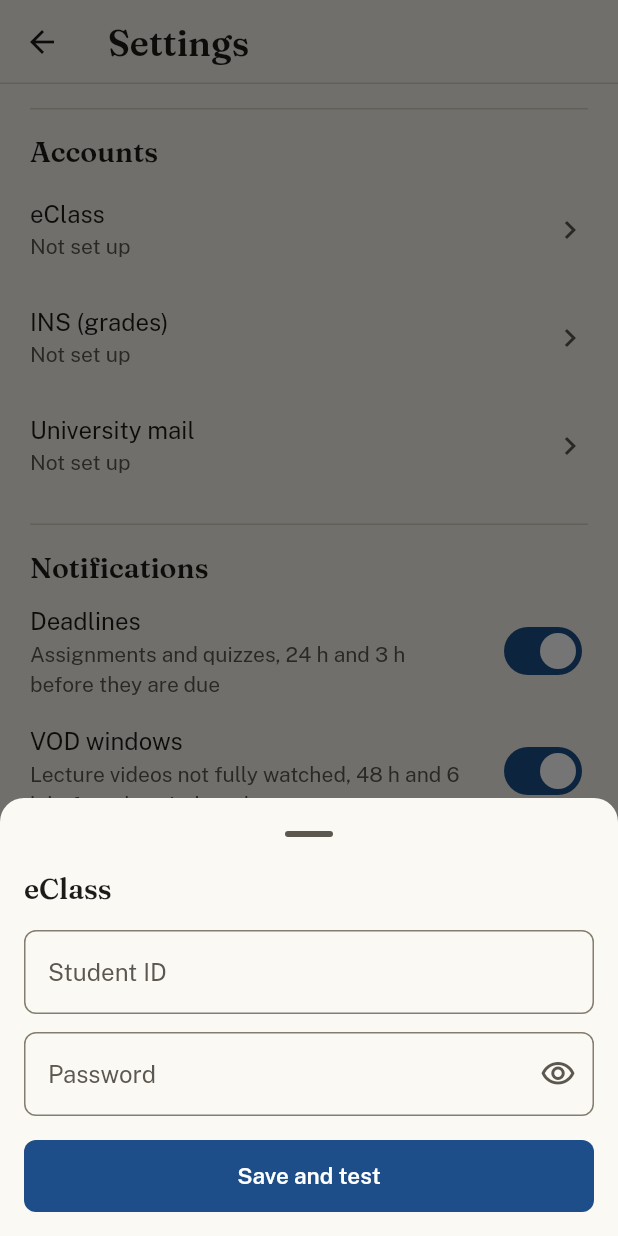
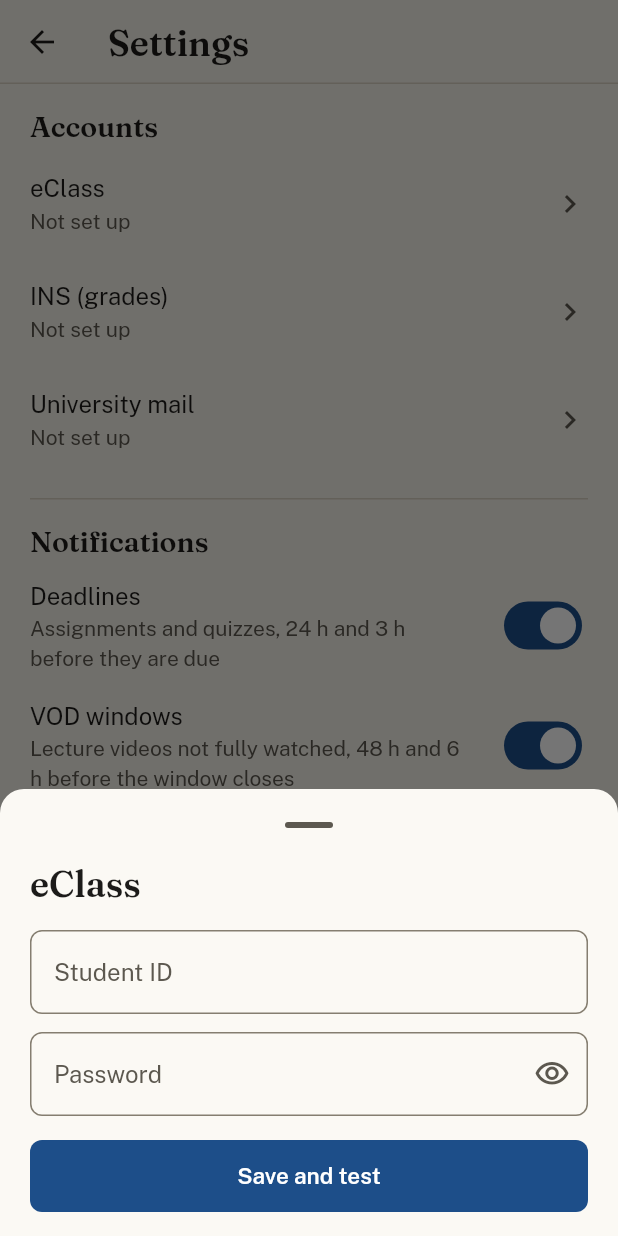
Before and after one commit to kamol1dn/inha_app, a Flutter app: the SettingsScreen screen opened directly, after a tap on "eClass", on a phone screen of 412 x 824 dp. Run offline on Flutter 3.47's test engine with Material 3 defaults, Android fonts, the phone set to English and light mode, and no system bars; our stand-ins replace cookie_jar, dio, dio_cookie_manager, flutter_local_notifications, flutter_secure_storage, shared_preferences and 1 more; missing offline and left inert: workmanager; accounts and stored records are empty; network calls fail; statements that could not run were skipped.

Commit message:
Mail, Grades and Settings on paper; titles fade in on scroll
Mail is a ruled list where weight alone marks unread; a message leads with
its subject in Fraunces. Grades put the GPA first as a plain line and the
letter in Fraunces on the right of each ruled row. Settings are ruled
sections with Fraunces headers, and gain Appearance (System, Light or
Dark) and the open-source licences, fonts included. Mail, Grades and
Absence limits get skeletons, empty and signed-out notes.

Course detail and a mail message put their name in the body as a heading.
At the student's suggestion, once that heading scrolls under the app bar
the same name fades into it (200 ms, none with animations off), so the
bar never sits empty.

```diff
--- a/lib/features/absence_widgets.dart
+++ b/lib/features/absence_widgets.dart
@@ -207,7 +207,6 @@
           inputFormatters: [FilteringTextInputFormatter.digitsOnly, LengthLimitingTextInputFormatter(2)],
           style: t.textTheme.bodyLarge?.tnum,
           decoration: const InputDecoration(
-            border: OutlineInputBorder(),
             helperText: 'From the syllabus. Leave empty if it has none.',
             helperMaxLines: 2,
           ),
--- a/lib/features/settings_screen.dart
+++ b/lib/features/settings_screen.dart
@@ -77,7 +77,7 @@
     return Scaffold(
       appBar: AppBar(title: const Text('Settings')),
       body: ListView(children: [
-        const SectionHeader('Accounts'),
+        const SectionHeader('Accounts', first: true),
         for (final s in Service.values.where((s) => s.needsLogin))
           ListTile(
             minTileHeight: 72,
@@ -130,15 +130,56 @@
           subtitle: Text(data.prefs.excludedSubjects.isEmpty ? 'None' : data.prefs.excludedSubjects.join(', ')),
           onTap: _editHidden,
         ),
-        const Padding(
-          padding: EdgeInsets.all(16),
+        const SectionHeader('Appearance'),
+        ListTile(
+          title: const Text('Theme'),
+          subtitle: Text(_themeNames[data.prefs.themeMode]!),
+          onTap: _editTheme,
+        ),
+        const SectionHeader('About'),
+        ListTile(
+          title: const Text('Open-source licences'),
+          subtitle: const Text('Including the Fraunces and Public Sans fonts'),
+          trailing: const Icon(Icons.chevron_right),
+          onTap: () => showLicensePage(context: context, applicationName: 'IUT'),
+        ),
+        Padding(
+          padding: const EdgeInsets.fromLTRB(gutter, 8, gutter, 24),
           child: Text(
-            'Passwords are kept in Android\'s encrypted storage on this phone and are '
-            'only sent to the service they belong to.',
+            "Passwords are kept in Android's encrypted storage on this phone and are "
+            'only sent to the service they belong to. The app talks to no one else.',
+            style: Theme.of(context).textTheme.bodyMedium?.copyWith(color: Theme.of(context).colorScheme.onSurfaceVariant),
           ),
         ),
       ]),
     );
+  }
+
+  static const _themeNames = {ThemeMode.system: 'System', ThemeMode.light: 'Light', ThemeMode.dark: 'Dark'};
+
+  Future<void> _editTheme() async {
+    final data = context.read<AppData>();
+    final picked = await showDialog<ThemeMode>(
+      context: context,
+      builder: (ctx) => AlertDialog(
+        title: const Text('Theme'),
+        contentPadding: const EdgeInsets.only(top: 16, bottom: 8),
+        content: RadioGroup<ThemeMode>(
+          groupValue: data.prefs.themeMode,
+          onChanged: (m) => Navigator.pop(ctx, m),
+          child: Column(mainAxisSize: MainAxisSize.min, children: [
+            for (final e in _themeNames.entries)
+              RadioListTile<ThemeMode>(
+                value: e.key,
+                title: Text(e.value),
+                contentPadding: const EdgeInsets.symmetric(horizontal: 16),
+              ),
+          ]),
+        ),
+        actions: [TextButton(onPressed: () => Navigator.pop(ctx), child: const Text('Cancel'))],
+      ),
+    );
+    if (picked != null) data.setThemeMode(picked);
   }
 
   static String _limitsSummary(AppData data) {
@@ -353,14 +394,14 @@
       padding: EdgeInsets.only(bottom: MediaQuery.viewInsetsOf(context).bottom),
       child: SafeArea(
         child: SingleChildScrollView(
-          padding: const EdgeInsets.fromLTRB(16, 0, 16, 16),
+          padding: const EdgeInsets.fromLTRB(gutter, 0, gutter, 16),
           child: Column(crossAxisAlignment: CrossAxisAlignment.stretch, children: [
-            Text(widget.title, style: t.textTheme.titleMedium),
+            Text(widget.title, style: t.textTheme.headlineSmall),
             const SizedBox(height: 16),
             TextField(
               controller: _user,
               // All three services log in with the student ID, mail included.
-              decoration: const InputDecoration(labelText: 'Student ID', border: OutlineInputBorder()),
+              decoration: const InputDecoration(labelText: 'Student ID'),
               autocorrect: false,
               enableSuggestions: false,
               textInputAction: TextInputAction.next,
@@ -374,7 +415,6 @@
               onSubmitted: (_) => _busy ? null : _saveAndTest(),
               decoration: InputDecoration(
                 labelText: 'Password',
-                border: const OutlineInputBorder(),
                 helperText: widget.existing != null ? 'Leave empty to keep the saved one' : null,
                 suffixIcon: IconButton(
                   tooltip: _showPassword ? 'Hide password' : 'Show password',
```
Also changed, not shown: lib/features/common.dart (+51 -0 lines), lib/features/course_detail_screen.dart (+12 -10 lines), lib/features/grades_screen.dart (+37 -12 lines), lib/features/mail_screen.dart (+36 -25 lines).
